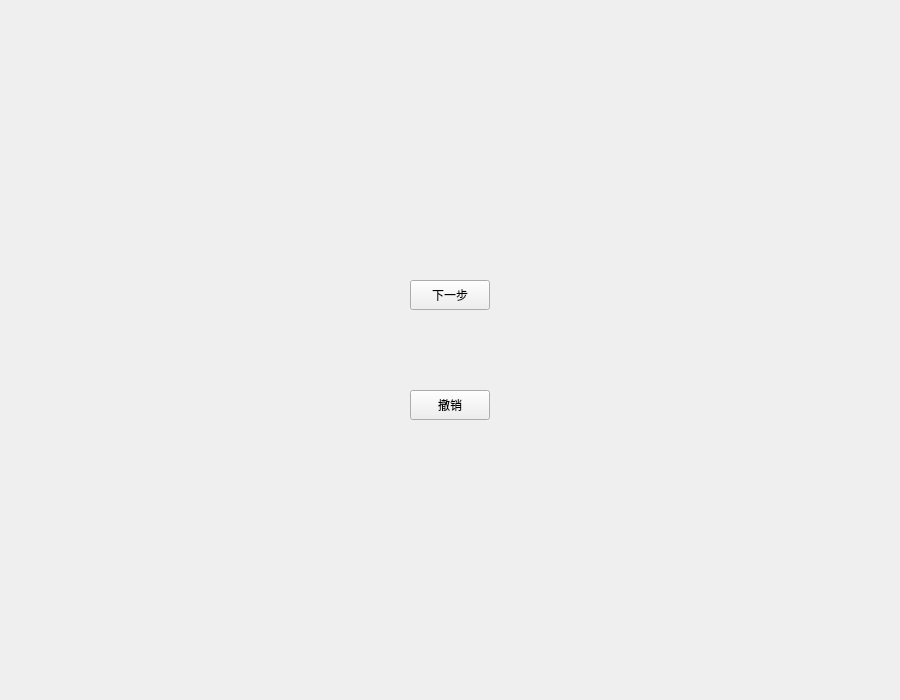
First picture: the form in chessboard_fupan.ui, repository lgb666666661/Gobang, before the edit.
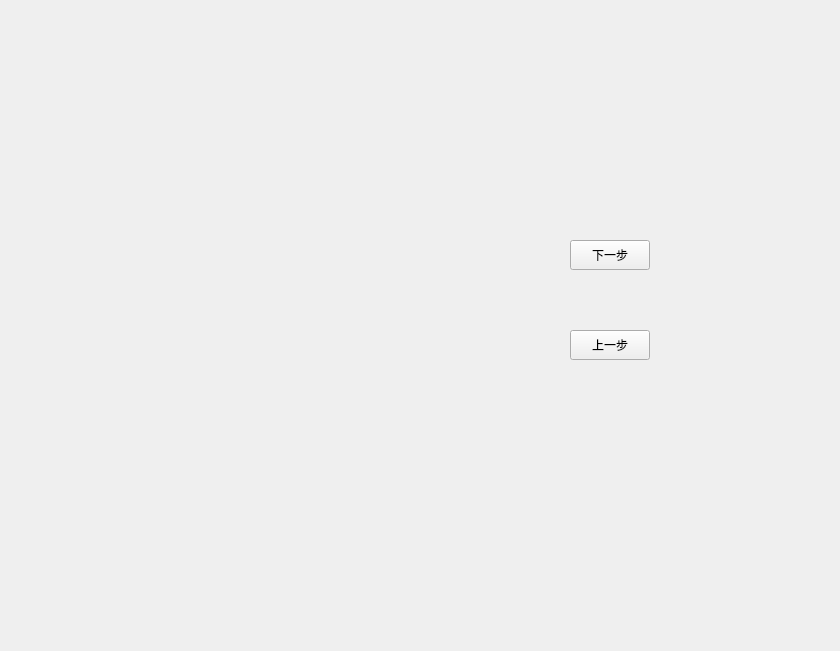
Second picture: the form after the edit.

Patch:
```diff
--- a/chessboard_fupan.ui
+++ b/chessboard_fupan.ui
@@ -2,14 +2,22 @@
 <ui version="4.0">
  <class>chessboard_fupan</class>
  <widget class="QWidget" name="chessboard_fupan">
+  <property name="geometry">
+   <rect>
+    <x>0</x>
+    <y>0</y>
+    <width>840</width>
+    <height>651</height>
+   </rect>
+  </property>
   <property name="windowTitle">
    <string>Form</string>
   </property>
   <widget class="QPushButton" name="pushButton">
    <property name="geometry">
     <rect>
-     <x>410</x>
-     <y>280</y>
+     <x>570</x>
+     <y>240</y>
      <width>80</width>
      <height>30</height>
     </rect>
@@ -21,14 +29,14 @@
   <widget class="QPushButton" name="pushButton_2">
    <property name="geometry">
     <rect>
-     <x>410</x>
-     <y>390</y>
+     <x>570</x>
+     <y>330</y>
      <width>80</width>
      <height>30</height>
     </rect>
    </property>
    <property name="text">
-    <string>撤销</string>
+    <string>上一步</string>
    </property>
   </widget>
  </widget>
```
Left out of the diff: 6 changed lines with no effect on the pictures.
